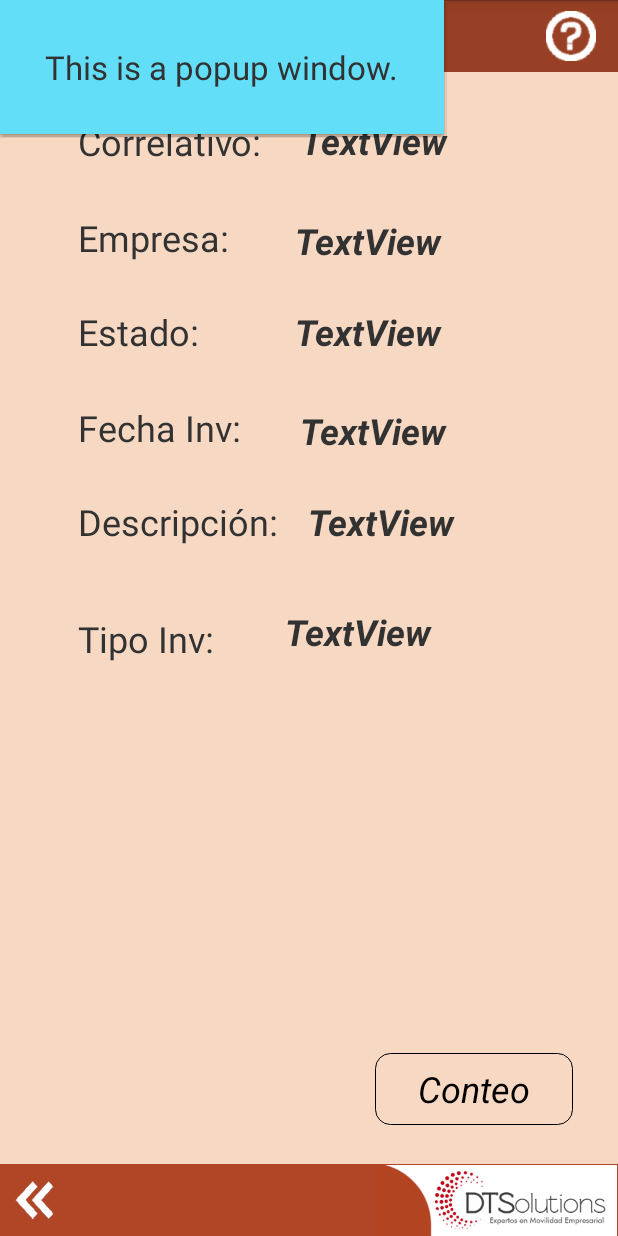
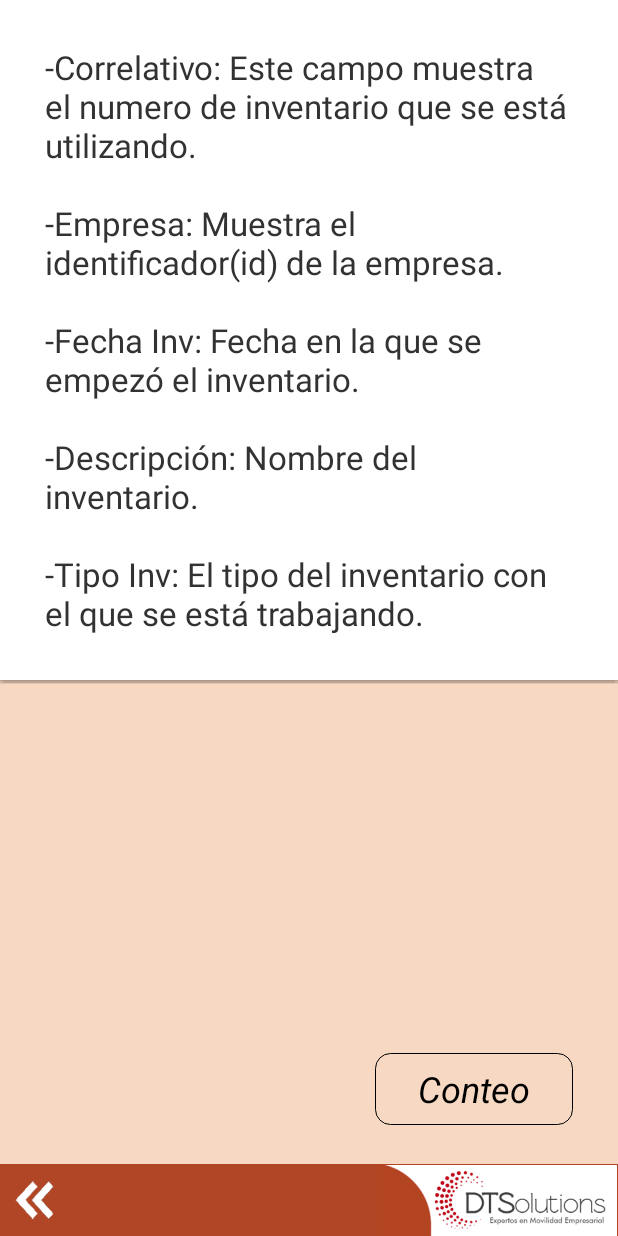
Before and after one commit to dtsolutionsgt/tomweb, an Android app: the Inventario screen opened directly, with no data from a screen before it, after a tap on an icon or button, on a phone screen of 412 x 824 dp. Run offline under Robolectric (Android 15) with nearby library versions, the phone set to English and light mode, and no system bars.

Commit message:
AAS 07-08-2019 17:27, completo

```diff
--- a/app/src/main/java/com/dts/tomweb/Inventario.java
+++ b/app/src/main/java/com/dts/tomweb/Inventario.java
@@ -2,6 +2,8 @@ package com.dts.tomweb;
 
 import android.content.Intent;
 import android.os.Bundle;
+import android.text.Html;
+import android.text.Spanned;
 import android.view.Gravity;
 import android.view.LayoutInflater;
 import android.view.MotionEvent;
@@ -46,30 +48,23 @@ public class Inventario extends PBase {
     }
 
     public void doHelp(View view) {
+        String tx;
 
-        // inflate the layout of the popup window
-        LayoutInflater inflater = (LayoutInflater)
-                getSystemService(LAYOUT_INFLATER_SERVICE);
-        View popupView = inflater.inflate(R.layout.popup_window, null);
+        try{
 
-        // create the popup window
-        int width = LinearLayout.LayoutParams.WRAP_CONTENT;
-        int height = LinearLayout.LayoutParams.WRAP_CONTENT;
-        boolean focusable = true; // lets taps outside the popup also dismiss it
-        final PopupWindow popupWindow = new PopupWindow(popupView, width, height, focusable);
+            tx="-Correlativo: Este campo muestra el numero de inventario que se está utilizando.\n\n" +
+               "-Empresa: Muestra el identificador(id) de la empresa.\n\n" +
+               "-Fecha Inv: Fecha en la que se empezó el inventario.\n\n" +
+               "-Descripción: Nombre del inventario.\n\n" +
+               "-Tipo Inv: El tipo del inventario con el que se está trabajando.";
 
-        // show the popup window
-        // which view you pass in doesn't matter, it is only used for the window tolken
-        popupWindow.showAtLocation(view, Gravity.CENTER, 0, 0);
+            PopUp(tx);
 
-        // dismiss the popup window when touched
-        popupView.setOnTouchListener(new View.OnTouchListener() {
-            @Override
-            public boolean onTouch(View v, MotionEvent event) {
-                popupWindow.dismiss();
-                return true;
-            }
-        });
+        }catch (Exception e){
+            addlog(new Object() {}.getClass().getEnclosingMethod().getName(), e.getMessage(), "");
+        }
+
+
     }
 
     public void doNext(View view) {
--- a/app/src/main/java/com/dts/tomweb/PBase.java
+++ b/app/src/main/java/com/dts/tomweb/PBase.java
@@ -6,8 +6,15 @@ import android.database.sqlite.SQLiteDatabase;
 import android.os.Bundle;
 import android.os.Environment;
 import android.os.Handler;
+import android.text.Html;
 import android.view.Gravity;
+import android.view.LayoutInflater;
+import android.view.MotionEvent;
+import android.view.View;
 import android.view.inputmethod.InputMethodManager;
+import android.widget.LinearLayout;
+import android.widget.PopupWindow;
+import android.widget.TextView;
 import android.widget.Toast;
 
 import com.dts.base.AppMethods;
@@ -41,6 +48,8 @@ public class PBase extends Activity {
     protected int selid,selidx;
     protected long fecha,stamp;
     protected String s;
+
+    public TextView popup;
 
 
     @Override
@@ -174,6 +183,41 @@ public class PBase extends Activity {
         mu.msgbox(""+val);
     }
 
+    public void PopUp(String tx){
+
+        try {
+            // inflate the layout of the popup window
+            LayoutInflater inflater = (LayoutInflater)
+                    getSystemService(LAYOUT_INFLATER_SERVICE);
+            View popupView = inflater.inflate(R.layout.popup_window, null);
+
+            // create the popup window
+            int width = LinearLayout.LayoutParams.WRAP_CONTENT;
+            int height = LinearLayout.LayoutParams.WRAP_CONTENT;
+            boolean focusable = true; // lets taps outside the popup also dismiss it
+            final PopupWindow popupWindow = new PopupWindow(popupView, width, height, focusable);
+
+            // show the popup window
+            // which view you pass in doesn't matter, it is only used for the window tolken
+            popupWindow.showAtLocation(popupView, Gravity.CENTER, 0, 0);
+
+            popup = (TextView) popupView.findViewById(R.id.txtPopUp);
+            popup.setText(tx);
+
+            // dismiss the popup window when touched
+            popupView.setOnTouchListener(new View.OnTouchListener() {
+                @Override
+                public boolean onTouch(View v, MotionEvent event) {
+                    popupWindow.dismiss();
+                    return true;
+                }
+            });
+        }catch (Exception e){
+            addlog(new Object() {}.getClass().getEnclosingMethod().getName(), e.getMessage(), "");
+        }
+
+    }
+
 
 
     // Instance
--- a/app/src/main/java/com/dts/tomweb/TipoConteo.java
+++ b/app/src/main/java/com/dts/tomweb/TipoConteo.java
@@ -90,7 +90,7 @@ public class TipoConteo extends PBase {
             }
 
 
-            Toast.makeText(this, "Agregado correctamente", Toast.LENGTH_LONG).show();
+            Toast.makeText(this, "Producto agregado correctamente", Toast.LENGTH_LONG).show();
 
             super.finish();
 
--- a/app/src/main/res/layout/activity_ingreso.xml
+++ b/app/src/main/res/layout/activity_ingreso.xml
@@ -31,7 +31,7 @@
             android:layout_alignParentRight="true"
             android:layout_marginRight="5dp"
             android:clickable="true"
-            android:onClick="doShowMenu"
+            android:onClick="doHelp"
             android:padding="3dp"
             android:src="@drawable/help" />
     </RelativeLayout>
--- a/app/src/main/res/layout/popup_window.xml
+++ b/app/src/main/res/layout/popup_window.xml
@@ -3,14 +3,18 @@
 xmlns:android="http://schemas.android.com/apk/res/android"
 android:layout_width="wrap_content"
 android:layout_height="wrap_content"
-android:background="#62def8">
+android:background="#FFFFFF">
 
-<TextView
-    android:layout_width="wrap_content"
-    android:layout_height="wrap_content"
-    android:layout_centerInParent="true"
-    android:layout_margin="30dp"
-    android:textSize="22sp"
-    android:text="This is a popup window."/>
+    <TextView
+        android:id="@+id/txtPopUp"
+        android:layout_width="wrap_content"
+        android:layout_height="wrap_content"
+        android:layout_centerInParent="true"
+        android:layout_margin="30dp"
+
+        android:layout_marginStart="4dp"
+        android:layout_marginTop="4dp"
+        android:layout_marginEnd="4dp"
+        android:textSize="22sp" />
 
 </RelativeLayout>
```
Also changed, not shown: app/src/main/java/com/dts/tomweb/ComWS.java (+24 -6 lines), app/src/main/java/com/dts/tomweb/Conteo.java (+30 -57 lines), app/src/main/java/com/dts/tomweb/Ingreso.java (+16 -9 lines), app/src/main/java/com/dts/tomweb/ListaConteos.java (+14 -0 lines), app/src/main/java/com/dts/tomweb/MenuPrincipal.java (+7 -2 lines), app/src/main/java/com/dts/tomweb/Productos.java (+16 -0 lines).
